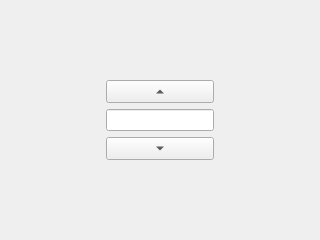
First picture: the form in snoozepage.ui, repository mysmartgrid/chumby-nightplugin, before the edit.
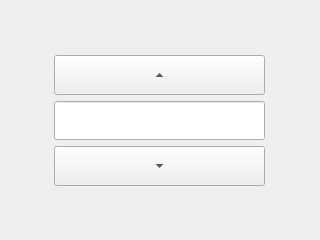
Second picture: the form after the edit.

The edit to the form file:
```diff
--- a/snoozepage.ui
+++ b/snoozepage.ui
@@ -64,6 +64,12 @@
        <verstretch>0</verstretch>
       </sizepolicy>
      </property>
+     <property name="minimumSize">
+      <size>
+       <width>0</width>
+       <height>40</height>
+      </size>
+     </property>
      <property name="text">
       <string>...</string>
      </property>
@@ -80,6 +86,12 @@
        <verstretch>0</verstretch>
       </sizepolicy>
      </property>
+     <property name="minimumSize">
+      <size>
+       <width>0</width>
+       <height>40</height>
+      </size>
+     </property>
      <property name="text">
       <string>...</string>
      </property>
@@ -89,7 +101,16 @@
     </widget>
    </item>
    <item row="3" column="1">
-    <widget class="QLineEdit" name="snoozeEdit"/>
+    <widget class="QLineEdit" name="snoozeEdit">
+     <property name="font">
+      <font>
+       <pointsize>20</pointsize>
+      </font>
+     </property>
+     <property name="alignment">
+      <set>Qt::AlignCenter</set>
+     </property>
+    </widget>
    </item>
    <item row="0" column="1">
     <spacer name="verticalSpacer">
```
